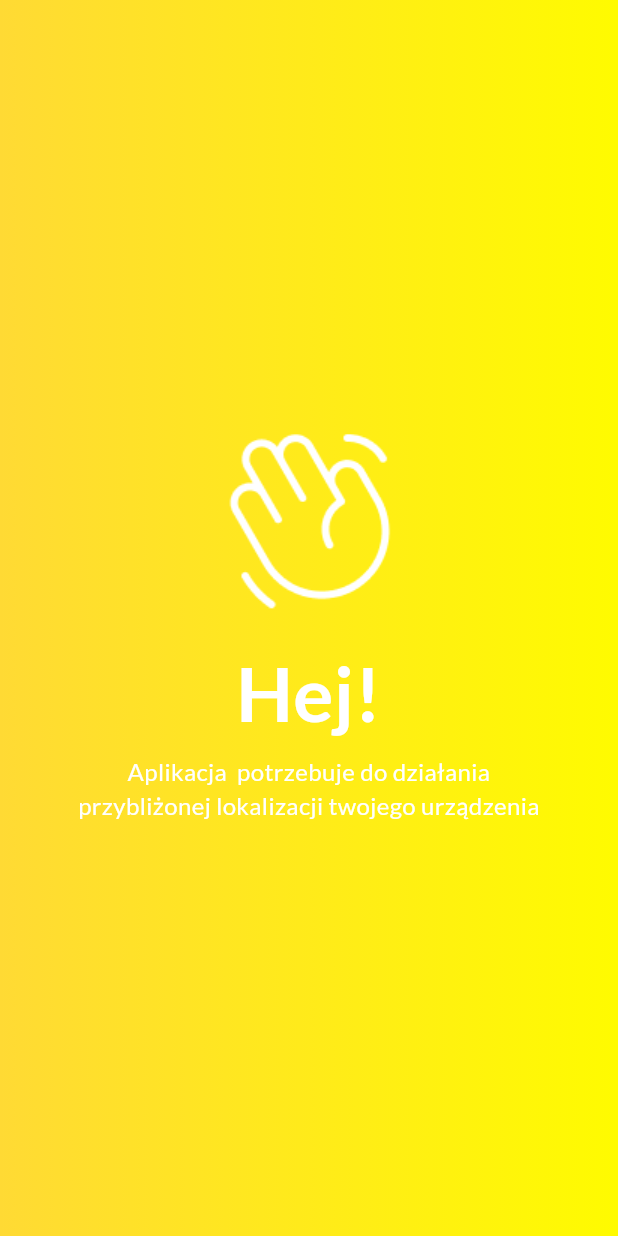
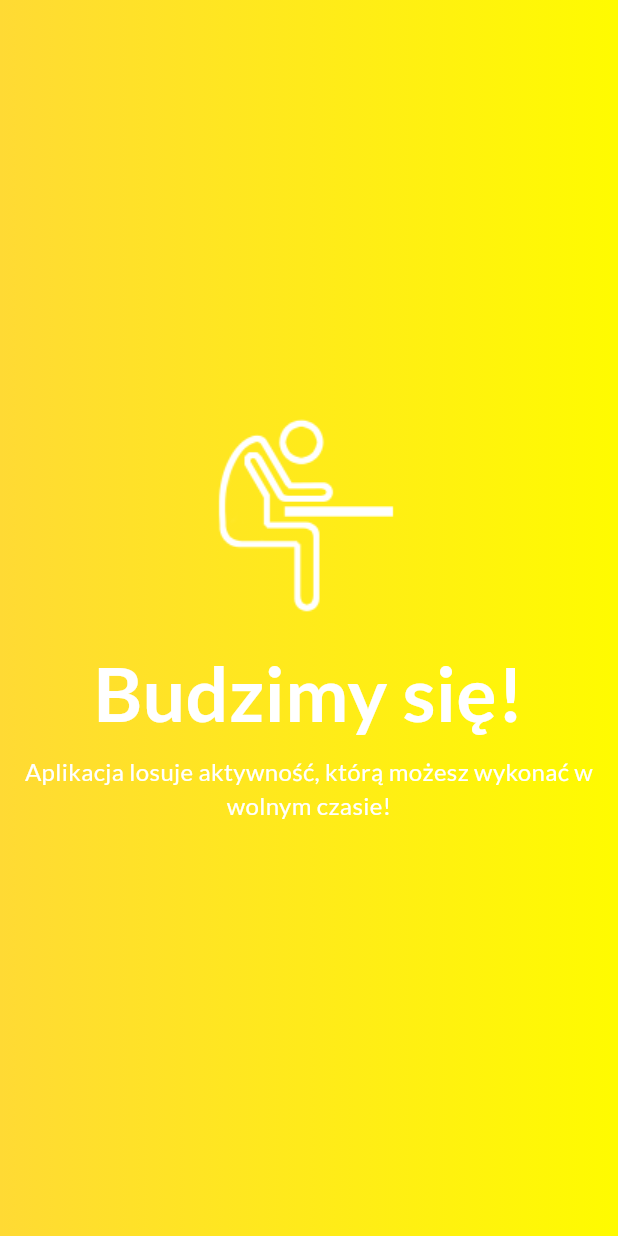
Before and after one commit to JakubKolodziej21/Air-Control-App, a Flutter app: the ActivityScreen screen opened directly, on a phone screen of 412 x 824 dp. Run offline on Flutter 3.47's test engine with Material 3 defaults, Android fonts, the phone set to English and light mode, and no system bars; our stand-ins replace geolocator, google_fonts, sliding_up_panel, weather.

Commit message:
AddedNewIcon

```diff
--- a/lib/ActivityScreen.dart
+++ b/lib/ActivityScreen.dart
@@ -35,9 +35,9 @@ class _ActivityScreenState extends State<ActivityScreen> {
             Column(
               mainAxisAlignment: MainAxisAlignment.center,
               children: <Widget>[
-                const Image(image: AssetImage('icons/hand-wave.png')),
+                const Image(image: AssetImage('icons/bored.png')),
                 const Padding(padding: EdgeInsets.only(top: 15.0)),
-                Text('Hej!',
+                Text('Budzimy się!',
                 textAlign: TextAlign.center,
                 style: GoogleFonts.lato(
                   textStyle: const TextStyle(
@@ -47,7 +47,7 @@ class _ActivityScreenState extends State<ActivityScreen> {
                   )
                 ),),
                 const Padding(padding: EdgeInsets.only(top: 5.0)),
-                Text('Aplikacja  potrzebuje do działania\nprzybliżonej lokalizacji twojego urządzenia',
+                Text('Aplikacja losuje aktywność, którą możesz wykonać w wolnym czasie!',
                 textAlign: TextAlign.center,
                 style: GoogleFonts.lato(
                   textStyle: const TextStyle(
```
Also changed, not shown: icons/bored.png (added).
